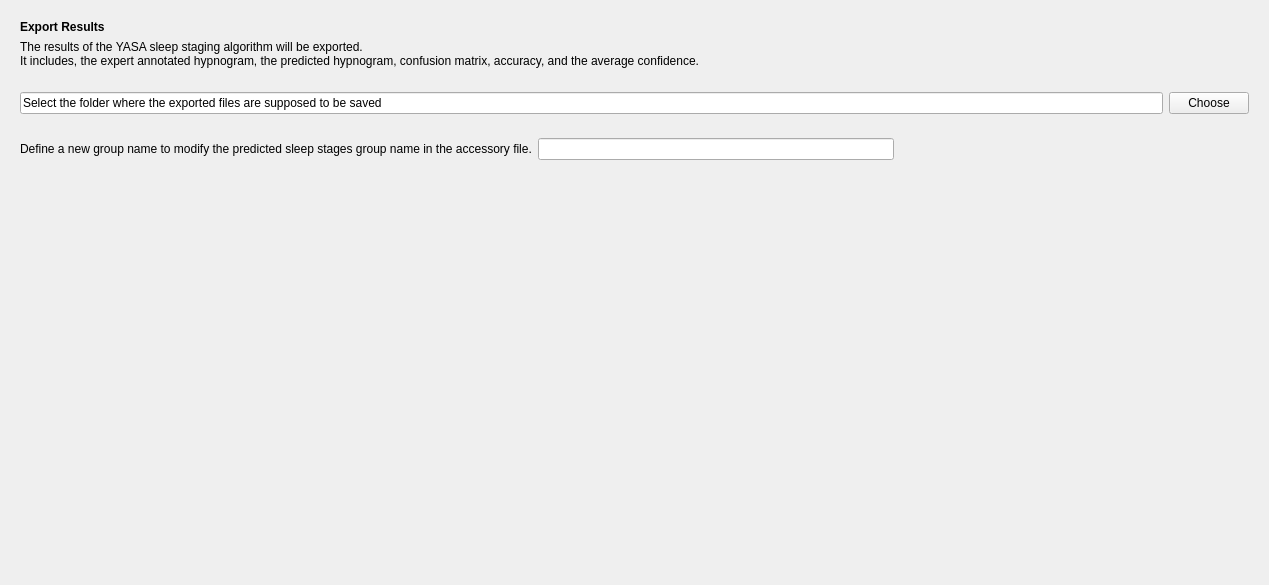
Before: the Qt Designer form tools/ExampleToolsPackage/AutomaticSleepScoring/ExportResultsStep/Ui_ExportResultsStep.ui in mhazad99/Automatic-Sleep-Scoring-Package, drawn with Qt 5.
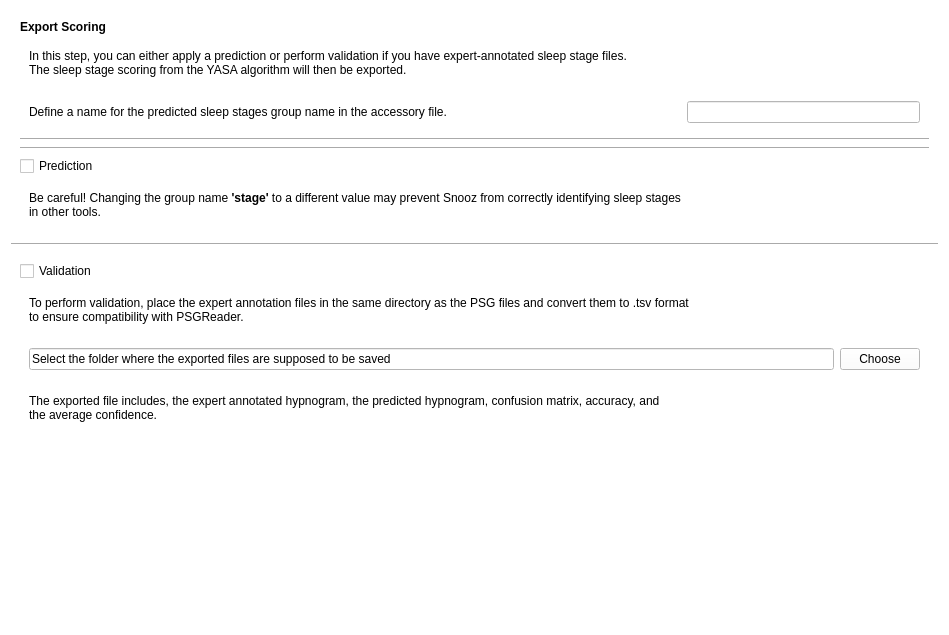
After: the same form once the commit is applied.

Commit message: Export Scoring step in Yasa tool modified for prediction and validation

Patch:
```diff
--- a/tools/ExampleToolsPackage/AutomaticSleepScoring/ExportResultsStep/Ui_ExportResultsStep.ui
+++ b/tools/ExampleToolsPackage/AutomaticSleepScoring/ExportResultsStep/Ui_ExportResultsStep.ui
@@ -6,94 +6,293 @@
    <rect>
     <x>0</x>
     <y>0</y>
-    <width>1269</width>
-    <height>585</height>
+    <width>949</width>
+    <height>635</height>
    </rect>
   </property>
   <property name="windowTitle">
    <string/>
   </property>
   <property name="styleSheet">
-   <string notr="true">font: 12pt &quot;Roboto&quot;;</string>
+   <string notr="true">font: 12pt &quot;Roboto&quot;;background-color: rgb(255, 255, 255);</string>
   </property>
-  <layout class="QHBoxLayout" name="horizontalLayout">
+  <layout class="QVBoxLayout" name="verticalLayout_10">
    <item>
     <layout class="QVBoxLayout" name="verticalLayout">
      <item>
       <widget class="QFrame" name="frame">
+       <property name="styleSheet">
+        <string notr="true">background-color: rgb(255, 255, 255);</string>
+       </property>
        <property name="frameShape">
-        <enum>QFrame::NoFrame</enum>
+        <enum>QFrame::Shape::NoFrame</enum>
        </property>
        <layout class="QVBoxLayout" name="verticalLayout_4">
         <item>
          <widget class="QLabel" name="label">
+          <property name="styleSheet">
+           <string notr="true">background-color: rgb(255, 255, 255);</string>
+          </property>
+          <property name="lineWidth">
+           <number>0</number>
+          </property>
           <property name="text">
-           <string>&lt;html&gt;&lt;head/&gt;&lt;body&gt;&lt;p&gt;&lt;span style=&quot; font-weight:700;&quot;&gt;Export Results&lt;/span&gt;&lt;/p&gt;&lt;/body&gt;&lt;/html&gt;</string>
+           <string>&lt;html&gt;&lt;head/&gt;&lt;body&gt;&lt;p&gt;&lt;span style=&quot; font-weight:700;&quot;&gt;Export Scoring&lt;/span&gt;&lt;/p&gt;&lt;/body&gt;&lt;/html&gt;</string>
           </property>
          </widget>
         </item>
         <item>
-         <widget class="QLabel" name="label_4">
-          <property name="text">
-           <string>&lt;html&gt;&lt;head/&gt;&lt;body&gt;&lt;p&gt;The results of the YASA sleep staging algorithm will be exported.&lt;br/&gt;It includes, the expert annotated hypnogram, the predicted hypnogram, confusion matrix, accuracy, and the average confidence.&lt;/p&gt;&lt;/body&gt;&lt;/html&gt;</string>
+         <widget class="QFrame" name="frame_7">
+          <property name="sizePolicy">
+           <sizepolicy hsizetype="Expanding" vsizetype="Fixed">
+            <horstretch>0</horstretch>
+            <verstretch>0</verstretch>
+           </sizepolicy>
           </property>
+          <property name="styleSheet">
+           <string notr="true">background-color: rgb(255, 255, 255);</string>
+          </property>
+          <property name="frameShape">
+           <enum>QFrame::Shape::NoFrame</enum>
+          </property>
+          <property name="frameShadow">
+           <enum>QFrame::Shadow::Raised</enum>
+          </property>
+          <property name="lineWidth">
+           <number>0</number>
+          </property>
+          <layout class="QVBoxLayout" name="verticalLayout_6">
+           <item>
+            <widget class="QLabel" name="label_4">
+             <property name="sizePolicy">
+              <sizepolicy hsizetype="Expanding" vsizetype="Fixed">
+               <horstretch>0</horstretch>
+               <verstretch>0</verstretch>
+              </sizepolicy>
+             </property>
+             <property name="lineWidth">
+              <number>0</number>
+             </property>
+             <property name="text">
+              <string>In this step, you can either apply a prediction or perform validation if you have expert-annotated sleep stage files.
+The sleep stage scoring from the YASA algorithm will then be exported.</string>
+             </property>
+            </widget>
+           </item>
+          </layout>
          </widget>
         </item>
-       </layout>
-      </widget>
-     </item>
-     <item>
-      <widget class="QFrame" name="frame_2">
-       <property name="frameShape">
-        <enum>QFrame::NoFrame</enum>
-       </property>
-       <layout class="QHBoxLayout" name="horizontalLayout_2">
         <item>
-         <widget class="QLineEdit" name="lineEdit">
-          <property name="text">
-           <string>Select the folder where the exported files are supposed to be saved</string>
+         <widget class="QFrame" name="frame_4">
+          <property name="styleSheet">
+           <string notr="true">background-color: rgb(255, 255, 255);</string>
           </property>
+          <property name="frameShape">
+           <enum>QFrame::Shape::NoFrame</enum>
+          </property>
+          <layout class="QHBoxLayout" name="horizontalLayout_3">
+           <item>
+            <widget class="QLabel" name="label_2">
+             <property name="lineWidth">
+              <number>0</number>
+             </property>
+             <property name="text">
+              <string>&lt;html&gt;&lt;head/&gt;&lt;body&gt;&lt;p&gt;Define a name for the predicted sleep stages group name in the accessory file.&lt;/p&gt;&lt;/body&gt;&lt;/html&gt;</string>
+             </property>
+            </widget>
+           </item>
+           <item>
+            <spacer name="horizontalSpacer">
+             <property name="orientation">
+              <enum>Qt::Orientation::Horizontal</enum>
+             </property>
+             <property name="sizeHint" stdset="0">
+              <size>
+               <width>40</width>
+               <height>20</height>
+              </size>
+             </property>
+            </spacer>
+           </item>
+           <item>
+            <widget class="QLineEdit" name="lineEdit_2">
+             <property name="text">
+              <string/>
+             </property>
+            </widget>
+           </item>
+          </layout>
          </widget>
         </item>
         <item>
-         <widget class="QPushButton" name="pushButton">
+         <widget class="Line" name="line_3">
+          <property name="orientation">
+           <enum>Qt::Orientation::Horizontal</enum>
+          </property>
+         </widget>
+        </item>
+        <item>
+         <widget class="Line" name="line">
+          <property name="orientation">
+           <enum>Qt::Orientation::Horizontal</enum>
+          </property>
+         </widget>
+        </item>
+        <item>
+         <widget class="QCheckBox" name="checkBox">
+          <property name="styleSheet">
+           <string notr="true">background-color: rgb(255, 255, 255);</string>
+          </property>
           <property name="text">
-           <string>Choose</string>
+           <string>Prediction</string>
           </property>
          </widget>
         </item>
+        <item>
+         <widget class="QFrame" name="frame_3">
+          <property name="styleSheet">
+           <string notr="true">background-color: rgb(255, 255, 255);</string>
+          </property>
+          <property name="frameShape">
+           <enum>QFrame::Shape::NoFrame</enum>
+          </property>
+          <property name="frameShadow">
+           <enum>QFrame::Shadow::Raised</enum>
+          </property>
+          <property name="lineWidth">
+           <number>0</number>
+          </property>
+          <layout class="QHBoxLayout" name="horizontalLayout_2">
+           <item>
+            <widget class="QLabel" name="label_3">
+             <property name="lineWidth">
+              <number>0</number>
+             </property>
+             <property name="text">
+              <string>&lt;html&gt;&lt;head/&gt;&lt;body&gt;&lt;p&gt;Be careful! Changing the group name &lt;span style=&quot; font-weight:700;&quot;&gt;'stage'&lt;/span&gt; to a different value may prevent Snooz from correctly identifying sleep stages&lt;br/&gt;in other tools.&lt;/p&gt;&lt;/body&gt;&lt;/html&gt;</string>
+             </property>
+            </widget>
+           </item>
+          </layout>
+         </widget>
+        </item>
        </layout>
       </widget>
      </item>
      <item>
-      <widget class="QFrame" name="frame_4">
+      <widget class="Line" name="line_2">
+       <property name="orientation">
+        <enum>Qt::Orientation::Horizontal</enum>
+       </property>
+      </widget>
+     </item>
+     <item>
+      <widget class="QFrame" name="frame_5">
+       <property name="styleSheet">
+        <string notr="true">background-color: rgb(255, 255, 255);</string>
+       </property>
        <property name="frameShape">
-        <enum>QFrame::NoFrame</enum>
+        <enum>QFrame::Shape::NoFrame</enum>
        </property>
-       <layout class="QHBoxLayout" name="horizontalLayout_3">
+       <property name="frameShadow">
+        <enum>QFrame::Shadow::Raised</enum>
+       </property>
+       <layout class="QVBoxLayout" name="verticalLayout_3">
         <item>
-         <widget class="QLabel" name="label_2">
+         <widget class="QCheckBox" name="checkBox_2">
           <property name="text">
-           <string>&lt;html&gt;&lt;head/&gt;&lt;body&gt;&lt;p&gt;Define a new group name to modify the predicted sleep stages group name in the accessory file.&lt;/p&gt;&lt;/body&gt;&lt;/html&gt;</string>
+           <string>Validation</string>
           </property>
          </widget>
         </item>
         <item>
-         <widget class="QLineEdit" name="lineEdit_2">
-          <property name="text">
-           <string/>
+         <widget class="QFrame" name="frame_9">
+          <property name="frameShape">
+           <enum>QFrame::Shape::NoFrame</enum>
           </property>
+          <property name="frameShadow">
+           <enum>QFrame::Shadow::Raised</enum>
+          </property>
+          <property name="lineWidth">
+           <number>0</number>
+          </property>
+          <layout class="QVBoxLayout" name="verticalLayout_5">
+           <item>
+            <widget class="QLabel" name="label_5">
+             <property name="lineWidth">
+              <number>0</number>
+             </property>
+             <property name="text">
+              <string>&lt;html&gt;&lt;head/&gt;&lt;body&gt;&lt;p&gt;To perform validation, place the expert annotation files in the same directory as the PSG files and convert them to .tsv format&lt;br/&gt;to ensure compatibility with PSGReader.&lt;/p&gt;&lt;/body&gt;&lt;/html&gt;</string>
+             </property>
+            </widget>
+           </item>
+          </layout>
          </widget>
         </item>
         <item>
-         <spacer name="horizontalSpacer">
+         <widget class="QFrame" name="frame_6">
+          <property name="frameShape">
+           <enum>QFrame::Shape::NoFrame</enum>
+          </property>
+          <property name="frameShadow">
+           <enum>QFrame::Shadow::Raised</enum>
+          </property>
+          <property name="lineWidth">
+           <number>0</number>
+          </property>
+          <layout class="QHBoxLayout" name="horizontalLayout_4">
+           <item>
+            <widget class="QLineEdit" name="lineEdit">
+             <property name="text">
+              <string>Select the folder where the exported files are supposed to be saved</string>
+             </property>
+            </widget>
+           </item>
+           <item>
+            <widget class="QPushButton" name="pushButton">
+             <property name="text">
+              <string>Choose</string>
+             </property>
+            </widget>
+           </item>
+          </layout>
+         </widget>
+        </item>
+        <item>
+         <widget class="QFrame" name="frame_8">
+          <property name="frameShape">
+           <enum>QFrame::Shape::NoFrame</enum>
+          </property>
+          <property name="frameShadow">
+           <enum>QFrame::Shadow::Raised</enum>
+          </property>
+          <property name="lineWidth">
+           <number>0</number>
+          </property>
+          <layout class="QHBoxLayout" name="horizontalLayout_6">
+           <item>
+            <widget class="QLabel" name="label_6">
+             <property name="lineWidth">
+              <number>0</number>
+             </property>
+             <property name="text">
+              <string>&lt;html&gt;&lt;head/&gt;&lt;body&gt;&lt;p&gt;The exported file includes, the expert annotated hypnogram, the predicted hypnogram, confusion matrix, accuracy, and&lt;br/&gt;the average confidence.&lt;/p&gt;&lt;/body&gt;&lt;/html&gt;</string>
+             </property>
+            </widget>
+           </item>
+          </layout>
+         </widget>
+        </item>
+        <item>
+         <spacer name="verticalSpacer">
           <property name="orientation">
-           <enum>Qt::Horizontal</enum>
+           <enum>Qt::Orientation::Vertical</enum>
           </property>
           <property name="sizeHint" stdset="0">
            <size>
-            <width>40</width>
-            <height>20</height>
+            <width>20</width>
+            <height>40</height>
            </size>
           </property>
          </spacer>
@@ -101,19 +300,6 @@
        </layout>
       </widget>
      </item>
-     <item>
-      <spacer name="verticalSpacer">
-       <property name="orientation">
-        <enum>Qt::Vertical</enum>
-       </property>
-       <property name="sizeHint" stdset="0">
-        <size>
-         <width>20</width>
-         <height>40</height>
-        </size>
-       </property>
-      </spacer>
-     </item>
     </layout>
    </item>
   </layout>
```
The commit also changes 8 other files.
